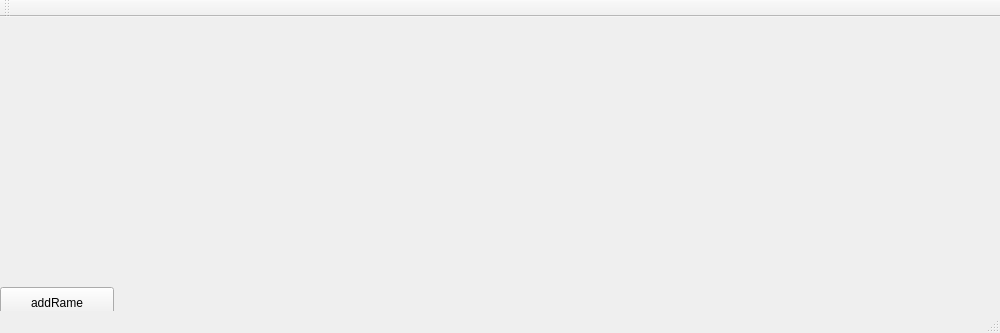
Qt form mainwindow.ui (jihanekhalil/Tramway) before a commit.
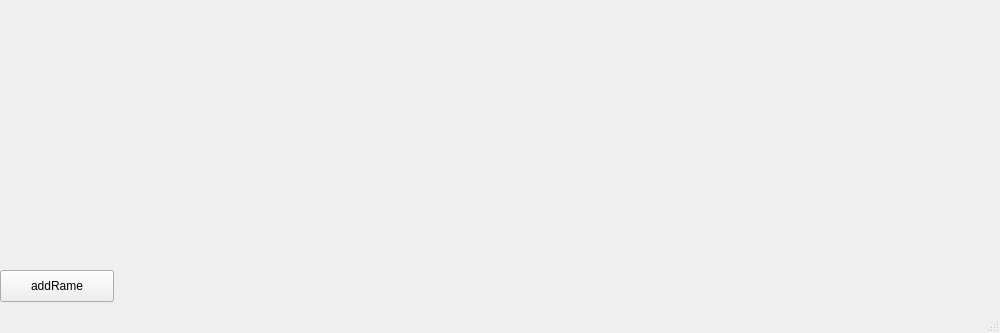
The same form after that commit.

Commit message: maj aff

What changed in the file:
```diff
--- a/mainwindow.ui
+++ b/mainwindow.ui
@@ -28,14 +28,6 @@
     </property>
    </widget>
   </widget>
-  <widget class="QToolBar" name="mainToolBar">
-   <attribute name="toolBarArea">
-    <enum>TopToolBarArea</enum>
-   </attribute>
-   <attribute name="toolBarBreak">
-    <bool>false</bool>
-   </attribute>
-  </widget>
   <widget class="QStatusBar" name="statusBar"/>
  </widget>
  <layoutdefault spacing="6" margin="11"/>
```
The commit also changes 2 other files.
